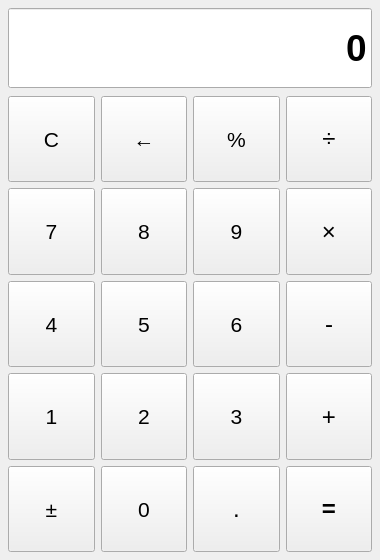
Above: mainwindow.ui from luoluoluo-23/samp2_4 before the change. Below: the same form after it.
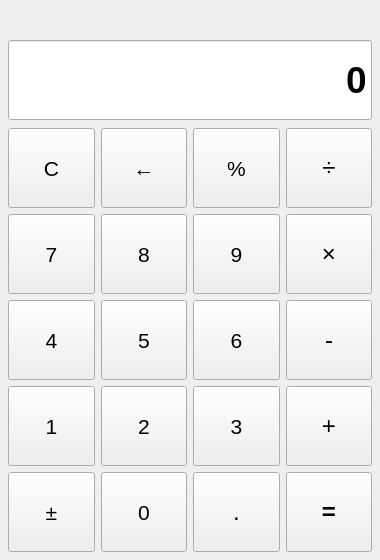
That is the form after the change.

What changed in the file:
```diff
--- a/mainwindow.ui
+++ b/mainwindow.ui
@@ -36,6 +36,27 @@
     <property name="bottomMargin">
      <number>8</number>
     </property>
+    <item>
+     <widget class="QLabel" name="expressionLabel">
+      <property name="minimumSize">
+       <size>
+        <width>0</width>
+        <height>24</height>
+       </size>
+      </property>
+      <property name="font">
+       <font>
+        <pointsize>11</pointsize>
+       </font>
+      </property>
+      <property name="text">
+       <string/>
+      </property>
+      <property name="alignment">
+       <set>Qt::AlignRight|Qt::AlignTrailing|Qt::AlignVCenter</set>
+      </property>
+     </widget>
+    </item>
     <item>
      <widget class="QLineEdit" name="display">
       <property name="minimumSize">
```
